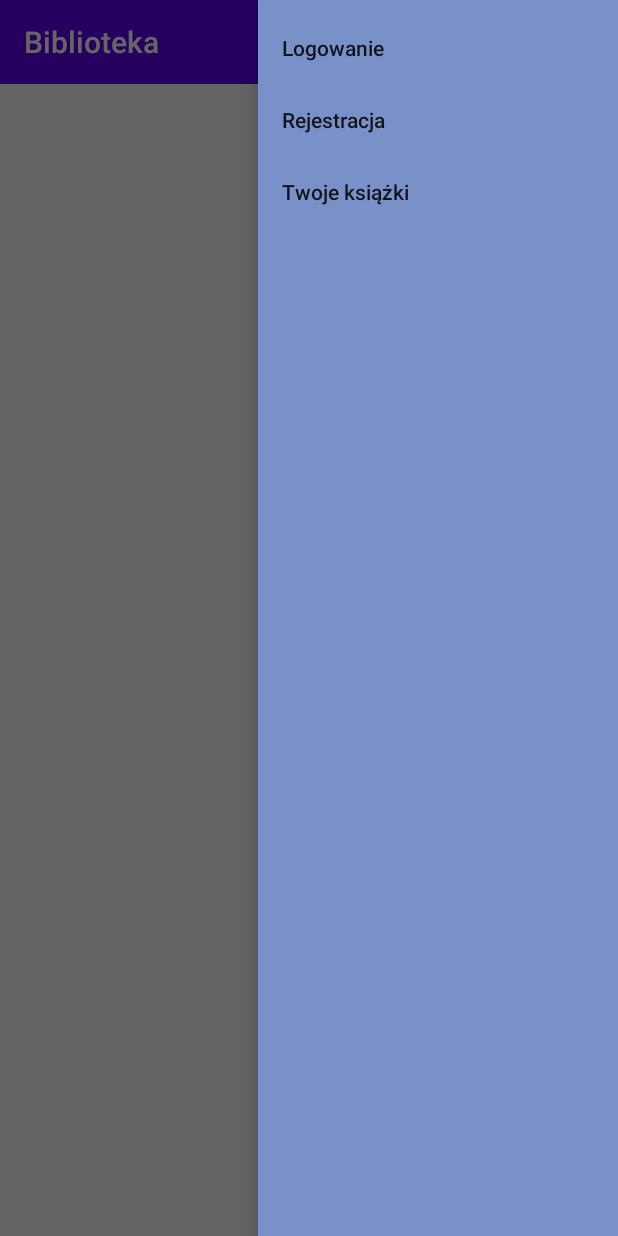
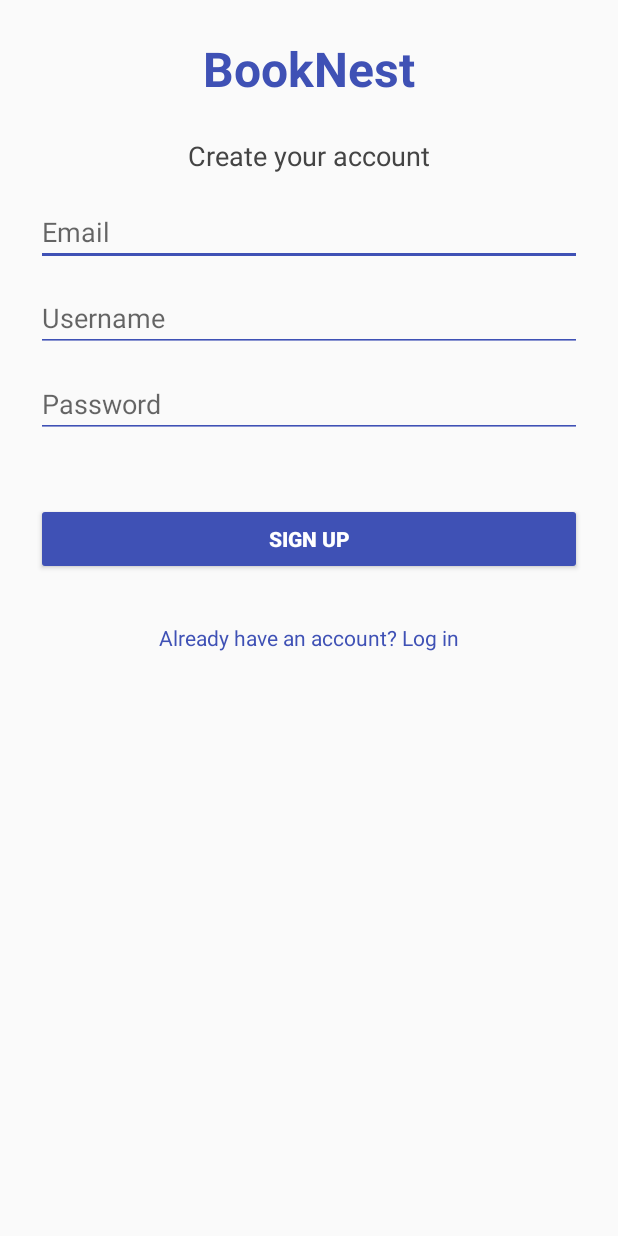
Before and after one commit to bpotaman/UAIM-projekt, an Android app: the screen it shows after launch (MainActivity before the commit, RegisterActivity after it), after a tap on "Rejestracja", on a phone screen of 412 x 824 dp. Run offline under Robolectric (Android 15) with nearby library versions, the phone set to English and light mode, and no system bars; our stand-ins replace Volley; 1 statement that could not run was skipped; 1 other tap on this screen came first.

Commit message:
Dziala przejscie do rejestracji

```diff
--- a/libraryapp/app/build.gradle
+++ b/libraryapp/app/build.gradle
@@ -30,6 +30,7 @@ android {
 
 dependencies {
     implementation 'com.squareup.picasso:picasso:2.71828'
+    implementation 'com.android.volley:volley:1.2.1'
     implementation 'androidx.appcompat:appcompat:1.6.1'
     implementation libs.appcompat
     implementation libs.material
--- a/libraryapp/app/src/main/java/com/example/libraryapp/DetailActivity.java
+++ b/libraryapp/app/src/main/java/com/example/libraryapp/DetailActivity.java
@@ -64,7 +64,11 @@ public class DetailActivity extends AppCompatActivity {
             if (imageUrl != null && !imageUrl.isEmpty()) {
                 // backend zwraca "http://localhost:5000...", więc na emulatorze zamieniamy na 10.0.2.2
 //                String fixedUrl = imageUrl.replace("http://localhost:5000", "http://10.0.2.2:5000");
-                String coverUrl = "http://10.0.2.2:5000/api/books/" + bookId + "/cover";
+
+                //--------------------------------------------------------
+                //DO ZMIANY URL SPOWROTEM NA 10.0.2.2
+                //--------------------------------------------------------
+                String coverUrl = "http://192.168.1.3:5000/api/books/" + bookId + "/cover";
                 Picasso.get()
                         .load(coverUrl)
                         .into(ivImageDetail);
--- a/libraryapp/app/src/main/java/com/example/libraryapp/MainActivity.java
+++ b/libraryapp/app/src/main/java/com/example/libraryapp/MainActivity.java
@@ -2,7 +2,9 @@ package com.example.libraryapp;
 
 import android.content.Intent;
 import android.os.Bundle;
+import android.support.annotation.NonNull;
 import android.util.Log;
+import android.view.MenuItem;
 import android.widget.AdapterView;
 import android.widget.ListView;
 import android.widget.Toast;
@@ -12,6 +14,7 @@ import androidx.core.view.GravityCompat;
 import androidx.drawerlayout.widget.DrawerLayout;
 
 import com.google.android.material.floatingactionbutton.FloatingActionButton;
+import com.google.android.material.navigation.NavigationView;
 
 import org.json.JSONArray;
 import org.json.JSONObject;
@@ -24,16 +27,25 @@ import java.util.ArrayList;
 import java.util.List;
 
 public class MainActivity extends AppCompatActivity {
-
-    private static final String BOOKS_URL = "http://10.0.2.2:5000/api/books";
+//----------------------------------------------
+    //-----------------------------------------
+    //SPOWROTEM IP DLA DOCKERÓW
+    //-------------------------------------------------------
+    //-----------------------------------------------
+    private static final String BOOKS_URL = "http://192.168.1.3:5000/api/books";
 
     private ListView lvBooks;
     private final List<Book> books = new ArrayList<>();
+    private DrawerLayout drawerLayout;
+    private NavigationView navigationView;
+
 
     @Override
     protected void onCreate(Bundle savedInstanceState) {
         super.onCreate(savedInstanceState);
         setContentView(R.layout.activity_main);
+        navigationView = findViewById(R.id.nav_view);
+        navigationView.setNavigationItemSelectedListener(this::onNavigationItemSelected);
         lvBooks = findViewById(R.id.lvBooks);
 
         // Kliknięcie w element listy → DetailActivity
@@ -50,11 +62,24 @@ public class MainActivity extends AppCompatActivity {
 
         DrawerLayout drawerLayout = findViewById(R.id.drawer_layout);
         FloatingActionButton fab = findViewById(R.id.fabMenu);
-
         fab.setOnClickListener(v -> drawerLayout.openDrawer(GravityCompat.END));
 
         // Pobranie listy książek z API
         fetchBooks();
+    }
+
+    private boolean onNavigationItemSelected(@NonNull MenuItem item) {
+        int id1 = item.getItemId();
+        Log.d("NAV_DRAWER", "Kliknięto opcję: " + id1);
+
+
+        if (id1 == R.id.nav_register) {
+            Log.d("NAV_DRAWER", "Przechodzę do RegisterActivity");
+            startActivity(new Intent(MainActivity.this, RegisterActivity.class));
+        }
+
+        drawerLayout.closeDrawers();
+        return true;
     }
 
     private void fetchBooks() {
--- a/libraryapp/app/src/main/java/com/example/libraryapp/RegisterActivity.java
+++ b/libraryapp/app/src/main/java/com/example/libraryapp/RegisterActivity.java
@@ -1,4 +1,95 @@
 package com.example.libraryapp;
 
-public class RegisterActivity {
+import android.content.Intent;
+import android.os.Bundle;
+import android.util.Log;
+import android.view.View;
+import android.widget.*;
+import androidx.appcompat.app.AppCompatActivity;
+
+import com.android.volley.*;
+import com.android.volley.toolbox.*;
+
+import org.json.JSONException;
+import org.json.JSONObject;
+
+public class RegisterActivity extends AppCompatActivity {
+
+    EditText emailField, usernameField, passwordField;
+    Button registerButton;
+    TextView errorMsg;
+//---------------------------------------------------------------------------------
+    //---------------------------------------------------------
+    //SPOWROTEM NA IP DLA DOCKEROW
+    //-----------------------------------------------------------
+    //--------------------------------------------
+    private static final String REGISTER_URL = "http://192.168.1.3:5000/api/register";
+
+    @Override
+    protected void onCreate(Bundle savedInstanceState) {
+        super.onCreate(savedInstanceState);
+        setContentView(R.layout.activity_register);
+
+        emailField = findViewById(R.id.emailInput);
+        usernameField = findViewById(R.id.usernameInput);
+        passwordField = findViewById(R.id.passwordInput);
+        registerButton = findViewById(R.id.registerButton);
+        errorMsg = findViewById(R.id.errorText);
+
+        registerButton.setOnClickListener(v -> handleRegister());
+    }
+
+    private void handleRegister() {
+        String email = emailField.getText().toString().trim();
+        String username = usernameField.getText().toString().trim();
+        String password = passwordField.getText().toString().trim();
+
+        if (email.isEmpty() || username.isEmpty() || password.isEmpty()) {
+            errorMsg.setText("All fields are required");
+            return;
+        }
+
+        JSONObject requestBody = new JSONObject();
+        try {
+            requestBody.put("email", email);
+            requestBody.put("username", username);
+            requestBody.put("password", password);
+        } catch (JSONException e) {
+            errorMsg.setText("Error creating request");
+            return;
+        }
+
+        JsonObjectRequest request = new JsonObjectRequest(
+                Request.Method.POST,
+                REGISTER_URL,
+                requestBody,
+                response -> {
+                    Log.d("REGISTER", "Success: " + response.toString());
+                    Toast.makeText(RegisterActivity.this, "Registration successful", Toast.LENGTH_SHORT).show();
+                    startActivity(new Intent(RegisterActivity.this, LoginActivity.class));
+                    finish();
+                },
+                error -> {
+                    if (error.networkResponse != null) {
+                        int status = error.networkResponse.statusCode;
+                        if (status == 400) {
+                            errorMsg.setText("Missing or invalid input");
+                        } else if (status == 409) {
+                            errorMsg.setText("Username or email already exists");
+                        } else {
+                            errorMsg.setText("Registration failed with status: " + status);
+                        }
+                    } else {
+                        errorMsg.setText("No Server Response");
+                    }
+                }
+        );
+
+        request.setRetryPolicy(new DefaultRetryPolicy(
+                5000,
+                DefaultRetryPolicy.DEFAULT_MAX_RETRIES,
+                DefaultRetryPolicy.DEFAULT_BACKOFF_MULT));
+
+        Volley.newRequestQueue(this).add(request);
+    }
 }
--- /dev/null
+++ b/libraryapp/app/src/main/res/layout/activity_register.xml
@@ -0,0 +1,90 @@
+<?xml version="1.0" encoding="utf-8"?>
+<ScrollView xmlns:android="http://schemas.android.com/apk/res/android"
+    android:layout_width="match_parent"
+    android:layout_height="match_parent"
+    android:background="#FAFAFA"
+    android:padding="24dp">
+
+    <LinearLayout
+        android:layout_width="match_parent"
+        android:layout_height="wrap_content"
+        android:orientation="vertical"
+        android:gravity="center_horizontal">
+
+        <TextView
+            android:id="@+id/titleText"
+            android:layout_width="wrap_content"
+            android:layout_height="wrap_content"
+            android:text="BookNest"
+            android:textSize="32sp"
+            android:textStyle="bold"
+            android:textColor="#3F51B5"
+            android:layout_marginBottom="24dp"/>
+
+        <TextView
+            android:layout_width="wrap_content"
+            android:layout_height="wrap_content"
+            android:text="Create your account"
+            android:textSize="18sp"
+            android:textColor="#444444"
+            android:layout_marginBottom="16dp"/>
+
+        <EditText
+            android:id="@+id/emailInput"
+            android:layout_width="match_parent"
+            android:layout_height="wrap_content"
+            android:hint="Email"
+            android:inputType="textEmailAddress"
+            android:backgroundTint="#3F51B5"
+            android:layout_marginBottom="12dp"/>
+
+        <EditText
+            android:id="@+id/usernameInput"
+            android:layout_width="match_parent"
+            android:layout_height="wrap_content"
+            android:hint="Username"
+            android:inputType="textPersonName"
+            android:backgroundTint="#3F51B5"
+            android:layout_marginBottom="12dp"/>
+
+        <EditText
+            android:id="@+id/passwordInput"
+            android:layout_width="match_parent"
+            android:layout_height="wrap_content"
+            android:hint="Password"
+            android:inputType="textPassword"
+            android:backgroundTint="#3F51B5"
+            android:layout_marginBottom="12dp"/>
+
+        <TextView
+            android:id="@+id/errorText"
+            android:layout_width="match_parent"
+            android:layout_height="wrap_content"
+            android:textColor="#FF0000"
+            android:visibility="visible"
+            android:textSize="14sp"
+            android:layout_marginBottom="12dp"
+            android:text="" />
+
+        <Button
+            android:id="@+id/registerButton"
+            android:layout_width="match_parent"
+            android:layout_height="wrap_content"
+            android:text="Sign Up"
+            android:backgroundTint="#3F51B5"
+            android:textColor="#FFFFFF"
+            android:textStyle="bold"
+            android:layout_marginBottom="16dp"/>
+
+        <TextView
+            android:id="@+id/loginRedirectText"
+            android:layout_width="wrap_content"
+            android:layout_height="wrap_content"
+            android:text="Already have an account? Log in"
+            android:textColor="#3F51B5"
+            android:textSize="14sp"
+            android:layout_marginTop="16dp"
+            android:clickable="true"
+            android:focusable="true" />
+    </LinearLayout>
+</ScrollView>
```
